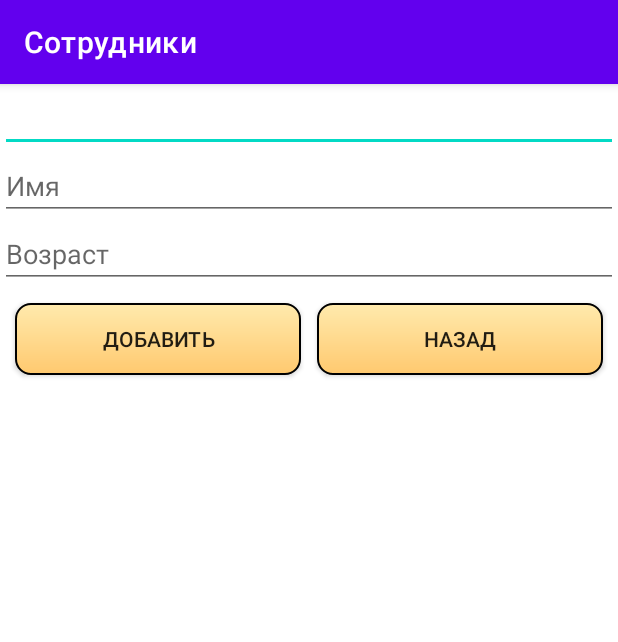
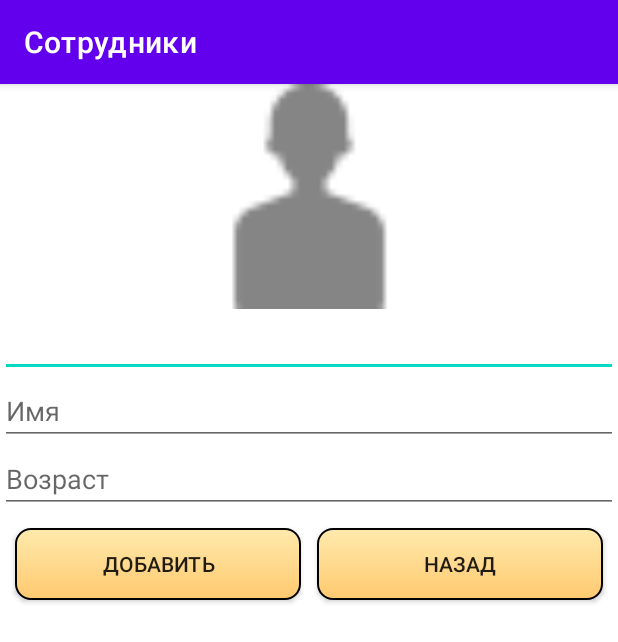
Before and after one commit to raiveder/Employees, an Android app: the AddData screen opened directly, with no data from a screen before it, on a phone screen of 412 x 824 dp. Shown: the top 642 px of the screen. Run offline under Robolectric (Android 15) with nearby library versions, the phone set to English and light mode, and no system bars.

Commit message:
Доделать заглушку

```diff
--- a/app/build.gradle
+++ b/app/build.gradle
@@ -28,11 +28,10 @@ android {
 }
 
 dependencies {
-
     implementation 'androidx.appcompat:appcompat:1.3.0'
     implementation 'com.google.android.material:material:1.4.0'
     implementation 'androidx.constraintlayout:constraintlayout:2.0.4'
-    implementation files('D:\\Android projects\\Employees\\app\\libs\\jtds-1.3.1.jar')
+    implementation files('C:\\Sergeev41P\\app\\libs\\jtds-1.3.1.jar')
     testImplementation 'junit:junit:4.13.2'
     androidTestImplementation 'androidx.test.ext:junit:1.1.3'
     androidTestImplementation 'androidx.test.espresso:espresso-core:3.4.0'
--- a/app/src/main/java/com/example/employees/AddData.java
+++ b/app/src/main/java/com/example/employees/AddData.java
@@ -1,14 +1,22 @@
 package com.example.employees;
 
+import androidx.activity.result.ActivityResultLauncher;
+import androidx.activity.result.contract.ActivityResultContracts;
 import androidx.appcompat.app.AppCompatActivity;
 
 import android.content.Intent;
+import android.graphics.Bitmap;
+import android.graphics.BitmapFactory;
+import android.net.Uri;
 import android.os.Bundle;
+import android.provider.MediaStore;
 import android.view.View;
 import android.widget.Button;
+import android.widget.ImageView;
 import android.widget.TextView;
 import android.widget.Toast;
 
+import java.io.InputStream;
 import java.sql.Connection;
 import java.sql.Statement;
 
@@ -19,6 +27,8 @@ public class AddData extends AppCompatActivity implements View.OnClickListener {
     TextView txtSurname;
     TextView txtName;
     TextView txtAge;
+    ImageView imageView;
+    String Image;
     Connection connection;
 
     @Override
@@ -35,7 +45,7 @@ public class AddData extends AppCompatActivity implements View.OnClickListener {
         btnAdd = findViewById(R.id.btnAdd);
         btnAdd.setOnClickListener(this);
 
-        txtSurname = findViewById(R.id.FindSurname);
+        txtSurname = findViewById(R.id.Surname);
         txtSurname.setOnFocusChangeListener((v, hasFocus) -> {
             if (hasFocus)
                 txtSurname.setHint("");
@@ -59,7 +69,29 @@ public class AddData extends AppCompatActivity implements View.OnClickListener {
                 txtAge.setHint("Возраст");
         });
 
+        imageView = findViewById(R.id.imageView);
+        imageView.setOnClickListener(v -> {
+            Intent intent = new Intent(Intent.ACTION_PICK, MediaStore.Images.Media.EXTERNAL_CONTENT_URI);
+            intent.addFlags(Intent.FLAG_GRANT_READ_URI_PERMISSION);
+            pickImg.launch(intent);
+        });
     }
+
+    private final ActivityResultLauncher<Intent> pickImg = registerForActivityResult(new ActivityResultContracts.StartActivityForResult(), result -> {
+        if (result.getResultCode() == RESULT_OK) {
+            if (result.getData() != null) {
+                Uri uri = result.getData().getData();
+                try {
+                    InputStream is = getContentResolver().openInputStream(uri);
+                    Bitmap bitmap = BitmapFactory.decodeStream(is);
+                    imageView.setImageBitmap(bitmap);
+                    Image = MainActivity.encodeImage(bitmap);
+                } catch (Exception e) {
+                    e.printStackTrace();
+                }
+            }
+        }
+    });
 
     @Override
     public void onClick(View v) {
@@ -76,7 +108,7 @@ public class AddData extends AppCompatActivity implements View.OnClickListener {
 
                     if (connection != null) {
                         String query = "INSERT INTO Employees VALUES('" + Surname + "', '" + Name +
-                                "', " + Age + ")";
+                                "', " + Age + ", '" + Image + "')";
                         Statement statement = connection.createStatement();
                         statement.executeUpdate(query);
 
--- a/app/src/main/res/layout/activity_add_data.xml
+++ b/app/src/main/res/layout/activity_add_data.xml
@@ -6,12 +6,22 @@
     android:layout_height="match_parent"
     tools:context=".AddData">
 
+    <ImageView
+        android:id="@+id/imageView"
+        android:layout_width="150dp"
+        android:layout_height="150dp"
+        app:srcCompat="@drawable/stub"
+        app:layout_constraintTop_toTopOf="parent"
+        app:layout_constraintStart_toStartOf="parent"
+        app:layout_constraintEnd_toEndOf="parent"
+        app:layout_constraintBottom_toTopOf="@id/Surname"/>
+
     <EditText
-        android:id="@+id/FindSurname"
+        android:id="@+id/Surname"
         android:layout_width="0dp"
         android:layout_height="wrap_content"
         android:hint="@string/surname"
-        app:layout_constraintTop_toTopOf="parent"
+        app:layout_constraintTop_toBottomOf="@id/imageView"
         app:layout_constraintStart_toStartOf="parent"
         app:layout_constraintEnd_toEndOf="parent"
         app:layout_constraintBottom_toTopOf="@id/Name"/>
@@ -21,7 +31,7 @@
         android:hint="@string/name"
         android:layout_width="0dp"
         android:layout_height="wrap_content"
-        app:layout_constraintTop_toBottomOf="@id/FindSurname"
+        app:layout_constraintTop_toBottomOf="@id/Surname"
         app:layout_constraintStart_toStartOf="parent"
         app:layout_constraintEnd_toEndOf="parent"
         app:layout_constraintBottom_toTopOf="@id/Age"/>
--- a/app/src/main/res/layout/activity_change.xml
+++ b/app/src/main/res/layout/activity_change.xml
@@ -10,7 +10,6 @@
         android:id="@+id/imageView"
         android:layout_width="150dp"
         android:layout_height="150dp"
-        app:srcCompat="@drawable/ic_launcher_foreground"
         app:layout_constraintTop_toTopOf="parent"
         app:layout_constraintStart_toStartOf="parent"
         app:layout_constraintEnd_toEndOf="parent"
--- a/app/src/main/res/layout/activity_main.xml
+++ b/app/src/main/res/layout/activity_main.xml
@@ -123,7 +123,7 @@
         <ListView
             android:id="@+id/lvData"
             android:layout_width="match_parent"
-            android:layout_height="500dp"
+            android:layout_height="400dp"
             android:clickable="true"
             android:focusable="true"
             app:layout_constraintBottom_toTopOf="@id/btnAdd"
@@ -137,7 +137,6 @@
         android:layout_width="0dp"
         android:layout_height="wrap_content"
         android:layout_marginHorizontal="100dp"
-
         android:background="@drawable/buttonbackground"
         android:text="@string/addData"
         app:layout_constraintBottom_toBottomOf="parent"
--- a/app/src/main/res/layout/item_mask.xml
+++ b/app/src/main/res/layout/item_mask.xml
@@ -10,7 +10,7 @@
         android:layout_height="100dp"
         app:layout_constraintStart_toStartOf="parent"
         app:layout_constraintTop_toTopOf="parent"
-        app:srcCompat="@drawable/ic_launcher_foreground" />
+        app:srcCompat="@drawable/picture" />
 
     <TextView
         android:id="@+id/Surname"
```
Also changed, not shown: app/src/main/java/com/example/employees/AdapterMask.java (+14 -11 lines), app/src/main/java/com/example/employees/Change.java (+26 -5 lines), app/src/main/java/com/example/employees/MainActivity.java (+20 -47 lines), app/src/main/res/drawable-hdpi/stub.png (added), app/src/main/res/drawable-mdpi/stub.png (added), app/src/main/res/drawable-xhdpi/stub.png (added), app/src/main/res/drawable-xxhdpi/stub.png (added), app/src/main/res/drawable-xxxhdpi/stub.png (added).
